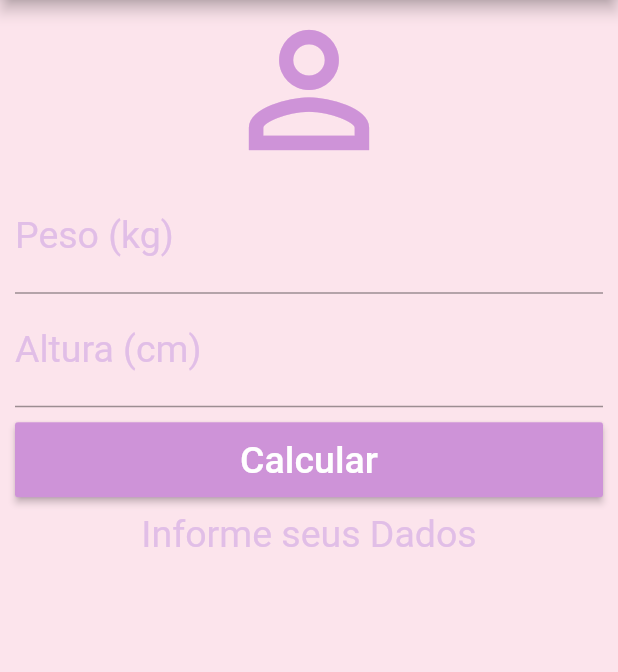
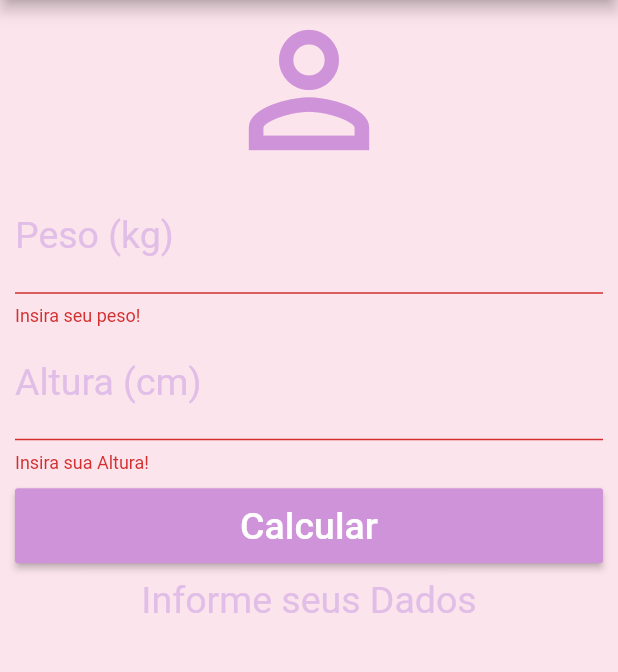
Before and after one commit to grasi-dot/Calculadora-de-IMC, a Flutter app: the screen it shows after launch, after a tap on "Calcular", on a phone screen of 412 x 824 dp, the part 84-756 px from its top. Run offline on Flutter 3.47's test engine with Material 2 defaults, Android fonts, the phone set to English and light mode, and no system bars.

Commit message:
Projeto finalizado

```diff
--- a/lib/main.dart
+++ b/lib/main.dart
@@ -15,13 +15,19 @@ class _HomeState extends State<Home> {
   TextEditingController weightController = TextEditingController();
   TextEditingController heightController = TextEditingController();
 
+  GlobalKey<FormState> _formKey = GlobalKey<FormState>();
+
   String _infoText = "Informe seus Dados";
 
   void _resetFields() {
+    _formKey.currentState.reset();
+
     weightController.text = "";
+
     heightController.text = "";
+
     setState(() {
-      _infoText = "Informe seus Dados";
+      _infoText = "Informe seus dados!";
     });
   }
 
@@ -64,11 +70,14 @@ class _HomeState extends State<Home> {
       backgroundColor: Colors.pink[50],
       body: SingleChildScrollView(
         padding: EdgeInsets.fromLTRB(10.0, 0.0, 10.0, 0.0),
+        child: Form(
+          key: _formKey,
           child: Column(
             crossAxisAlignment: CrossAxisAlignment.stretch,
             children: [
-            Icon(Icons.person_outline, size: 120.0, color: Colors.purple[200]),
-            TextField(
+              Icon(Icons.person_outline,
+                  size: 120.0, color: Colors.purple[200]),
+              TextFormField(
                   keyboardType: TextInputType.number,
                   decoration: InputDecoration(
                     labelText: "Peso (kg)",
@@ -77,8 +86,14 @@ class _HomeState extends State<Home> {
                   textAlign: TextAlign.center,
                   style: TextStyle(color: Colors.purple[100], fontSize: 25.0),
                   controller: weightController,
-            ),
-            TextField(
+                  validator: (value) {
+                    if (value.isEmpty) {
+                      return "Insira seu peso!";
+                    } else {
+                      return null;
+                    }
+                  }),
+              TextFormField(
                   keyboardType: TextInputType.number,
                   decoration: InputDecoration(
                     labelText: "Altura (cm)",
@@ -87,13 +102,23 @@ class _HomeState extends State<Home> {
                   textAlign: TextAlign.center,
                   style: TextStyle(color: Colors.purple[100], fontSize: 25.0),
                   controller: heightController,
-            ),
+                  validator: (value) {
+                    if (value.isEmpty) {
+                      return "Insira sua Altura!";
+                    } else {
+                      return null;
+                    }
+                  }),
               Padding(
                 padding: EdgeInsets.only(top: 10.0, bottom: 10.0),
                 child: Container(
                   height: 50.0,
                   child: RaisedButton(
-                  onPressed: _calculate,
+                    onPressed: () {
+                      if (_formKey.currentState.validate()) {
+                        _calculate();
+                      }
+                    },
                     child: Text("Calcular",
                         style: TextStyle(color: Colors.white, fontSize: 25.0)),
                     color: Colors.purple[200],
@@ -108,6 +133,7 @@ class _HomeState extends State<Home> {
             ],
           ),
         ),
+      ),
     );
   }
 }
```
Also changed, not shown: 1 other file. Lines whose indentation alone changed are shown as unchanged.
